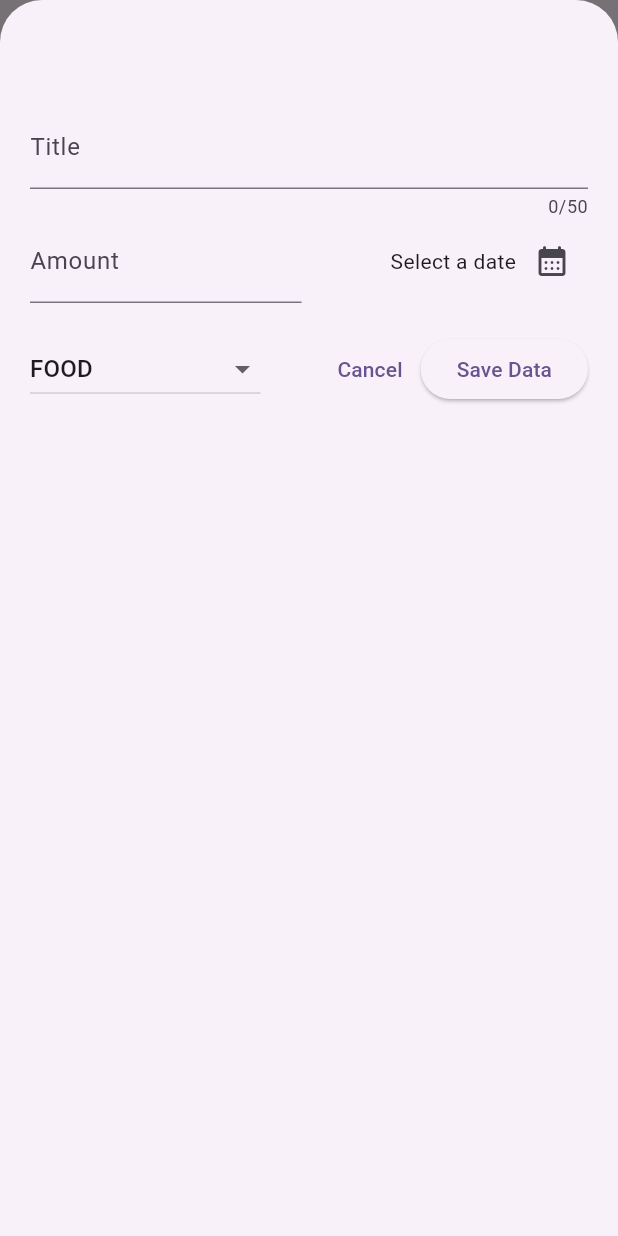
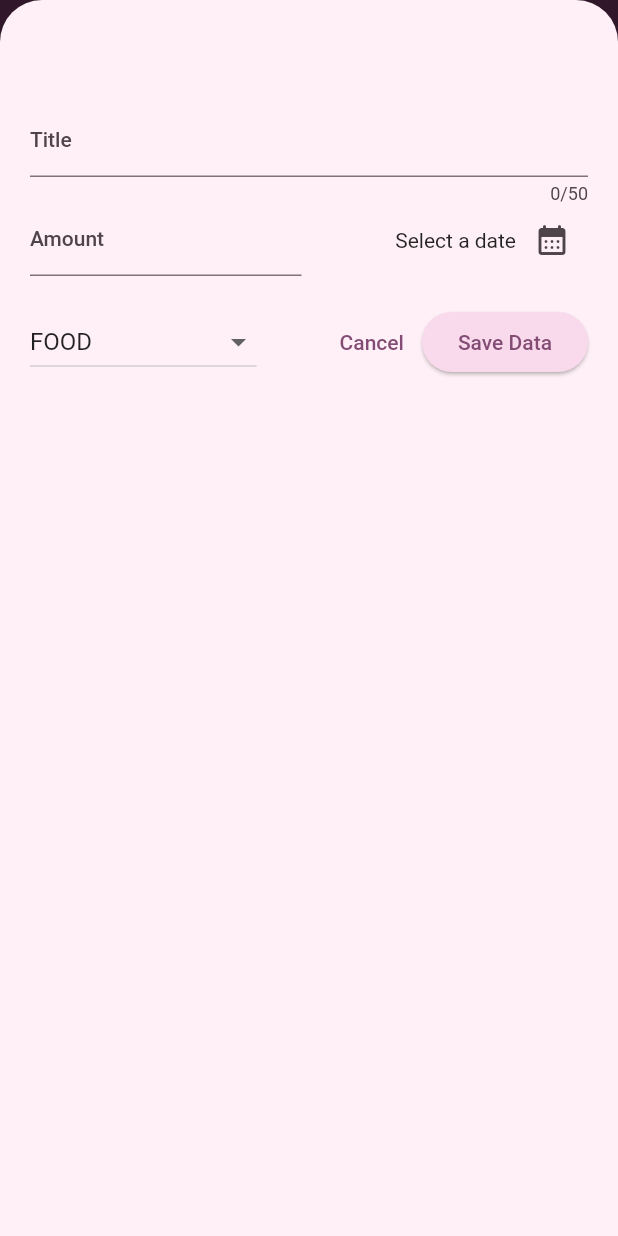
Before and after one commit to Thiruvikraman1998/Expense_tracker, a Flutter app: the screen it shows after launch, after a tap on the "add" icon, on a phone screen of 412 x 824 dp. Run offline on Flutter 3.47's test engine with Material 2 defaults, Android fonts, the phone set to English and light mode, and no system bars.

Commit message:
Added light and dark theme functionality.

```diff
--- a/expenses_tracker_app/lib/main.dart
+++ b/expenses_tracker_app/lib/main.dart
@@ -1,5 +1,11 @@
 import 'package:expenses_tracker_app/screens/expenses_screen.dart';
 import 'package:flutter/material.dart';
+
+var kColorScheme =
+    ColorScheme.fromSeed(seedColor: const Color.fromARGB(255, 165, 48, 145));
+var kDarkColorScheme = ColorScheme.fromSeed(
+    brightness: Brightness.dark,
+    seedColor: const Color.fromARGB(255, 19, 129, 111));
 
 void main() {
   runApp(const MyApp());
@@ -14,11 +20,38 @@ class MyApp extends StatelessWidget {
     return MaterialApp(
       debugShowCheckedModeBanner: false,
       title: 'Flutter Demo',
+      darkTheme: ThemeData(
+        colorScheme: kDarkColorScheme,
+        appBarTheme: const AppBarTheme().copyWith(
+            backgroundColor: kDarkColorScheme.onPrimaryContainer,
+            foregroundColor: kDarkColorScheme.primaryContainer),
+        cardTheme: const CardTheme()
+            .copyWith(color: kDarkColorScheme.secondaryContainer),
+        elevatedButtonTheme: ElevatedButtonThemeData(
+          style: ElevatedButton.styleFrom(
+              backgroundColor: kDarkColorScheme.secondaryContainer),
+        ),
+      ).copyWith(
+        useMaterial3: true,
+      ),
       theme: ThemeData(
-        colorScheme: ColorScheme.fromSeed(seedColor: Colors.deepPurple),
+        colorScheme: kColorScheme,
+        appBarTheme: const AppBarTheme().copyWith(
+            backgroundColor: kColorScheme.onPrimaryContainer,
+            foregroundColor: kColorScheme.primaryContainer,
+            actionsIconTheme:
+                IconThemeData(color: kColorScheme.onPrimaryContainer)),
+        cardTheme:
+            const CardTheme().copyWith(color: kColorScheme.secondaryContainer),
+        elevatedButtonTheme: ElevatedButtonThemeData(
+          style: ElevatedButton.styleFrom(
+              backgroundColor: kColorScheme.secondaryContainer),
+        ),
+      ).copyWith(
         useMaterial3: true,
       ),
       home: const ExpenseScreen(),
+      themeMode: ThemeMode.system,
     );
   }
 }
--- a/expenses_tracker_app/lib/screens/expenses_screen.dart
+++ b/expenses_tracker_app/lib/screens/expenses_screen.dart
@@ -12,21 +12,21 @@ class ExpenseScreen extends StatefulWidget {
 
 class _ExpenseScreenState extends State<ExpenseScreen> {
   final List<Expense> _savedExpense = [
-    Expense(
-        title: 'Bag',
-        amount: 25.5,
-        date: DateTime.now(),
-        category: Category.misc),
-    Expense(
-        title: 'Movie',
-        amount: 50,
-        date: DateTime.now(),
-        category: Category.entertainment),
-    Expense(
-        title: 'Dominos',
-        amount: 100.8,
-        date: DateTime.now(),
-        category: Category.food)
+    // Expense(
+    //     title: 'Bag',
+    //     amount: 25.5,
+    //     date: DateTime.now(),
+    //     category: Category.misc),
+    // Expense(
+    //     title: 'Movie',
+    //     amount: 50,
+    //     date: DateTime.now(),
+    //     category: Category.entertainment),
+    // Expense(
+    //     title: 'Dominos',
+    //     amount: 100.8,
+    //     date: DateTime.now(),
+    //     category: Category.food)
   ];
 
   void _openInputFields() {
@@ -43,6 +43,7 @@ class _ExpenseScreenState extends State<ExpenseScreen> {
     setState(() {
       _savedExpense.add(expense);
     });
+    Navigator.pop(context);
   }
 
   void _removeExpenseData(Expense expense) {
@@ -86,8 +87,14 @@ class _ExpenseScreenState extends State<ExpenseScreen> {
         children: [
           const Text("Expenses Chart"),
           Expanded(
-              child: ExpensesList(
-                  expenses: _savedExpense, removeListItem: _removeExpenseData))
+            child: _savedExpense.isEmpty
+                ? const Center(
+                    child: Text("Add your first expense..."),
+                  )
+                : ExpensesList(
+                    expenses: _savedExpense,
+                    removeListItem: _removeExpenseData),
+          )
         ],
       ),
     );
--- a/expenses_tracker_app/lib/widgets/expense_item_widget.dart
+++ b/expenses_tracker_app/lib/widgets/expense_item_widget.dart
@@ -11,6 +11,9 @@ class ExpenseItem extends StatelessWidget {
     return Card(
       margin: const EdgeInsets.all(10),
       child: Container(
+        decoration: BoxDecoration(
+          borderRadius: BorderRadius.circular(10),
+        ),
         padding: const EdgeInsets.all(10),
         child: Column(
           crossAxisAlignment: CrossAxisAlignment.start,
--- a/expenses_tracker_app/lib/widgets/expense_list_widget.dart
+++ b/expenses_tracker_app/lib/widgets/expense_list_widget.dart
@@ -14,6 +14,20 @@ class ExpensesList extends StatelessWidget {
       itemCount: expenses.length,
       itemBuilder: (context, index) {
         return Dismissible(
+          background: Container(
+            padding: const EdgeInsetsDirectional.only(end: 40),
+            color: Theme.of(context).colorScheme.error,
+            child: Row(
+              mainAxisAlignment: MainAxisAlignment.end,
+              children: [
+                Icon(
+                  Icons.delete_sweep_rounded,
+                  size: 30,
+                  color: Theme.of(context).colorScheme.errorContainer,
+                )
+              ],
+            ),
+          ),
           key: ValueKey(expenses[index]),
           onDismissed: (direction) {
             removeListItem(expenses[index]);
```
